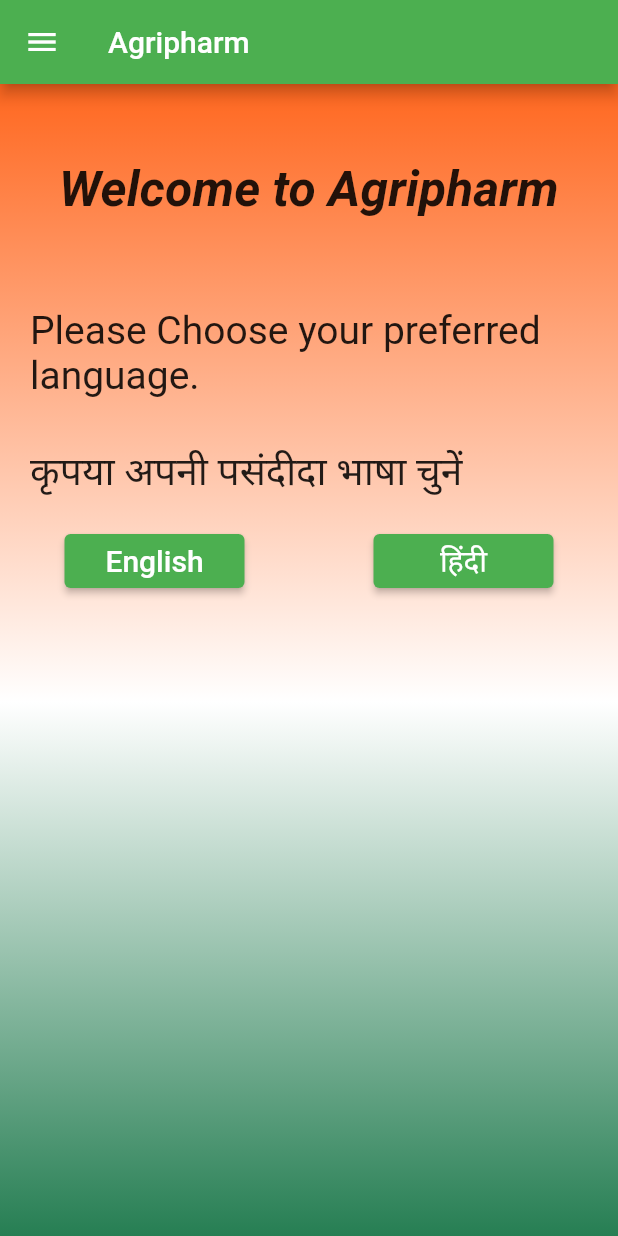
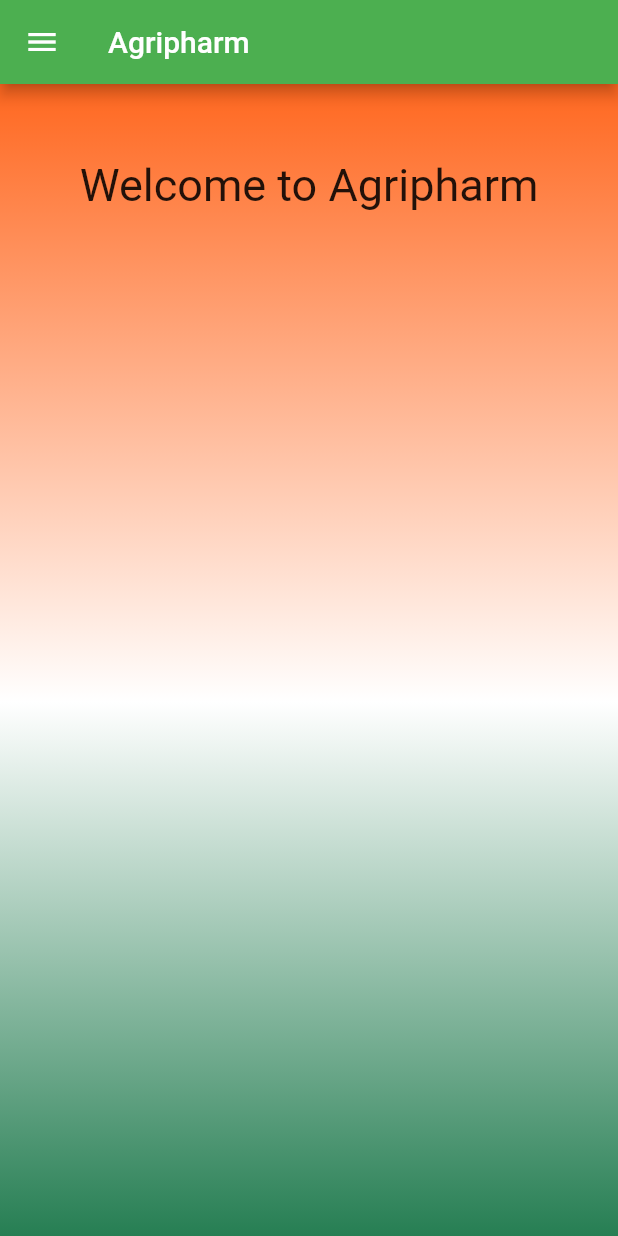
Before and after one commit to Sagar-Wadhwa-726/Agripharm-HackBVP, a Flutter app: the HomeScreen screen opened directly, on a phone screen of 412 x 824 dp. Run offline on Flutter 3.47's test engine with Material 2 defaults, Android fonts, the phone set to English and light mode, and no system bars; our stand-ins replace firebase_auth, firebase_core, flutter_riverpod; accounts and stored records are empty.

Commit message:
Minor Changes

```diff
--- a/lib/main.dart
+++ b/lib/main.dart
@@ -2,12 +2,13 @@
 import 'package:agripharm/screens/sign_in_screen.dart';
 import 'package:firebase_core/firebase_core.dart';
 import 'package:flutter/material.dart';
+import 'package:flutter_riverpod/flutter_riverpod.dart';
 
 void main() async {
   //Flutter needs to call native code before calling runApp, makes sure that you have an instance of the WidgetsBinding, which is required to use platform channels to call the native code. Basically this ensures that firebase is initialised before we run our application
   WidgetsFlutterBinding.ensureInitialized();
   await Firebase.initializeApp();
-  runApp(MyApp());
+  runApp(const ProviderScope(child: MyApp()));
 }
 
 class MyApp extends StatelessWidget {
--- a/lib/screens/login_home.dart
+++ b/lib/screens/login_home.dart
@@ -217,33 +217,11 @@ class _HomeScreenState extends State<HomeScreen> {
                 padding: EdgeInsets.fromLTRB(10, 50, 10, 40),
                 child: Text(
                   "Welcome to Agripharm",
-                  style: TextStyle(
-                      fontSize: 33,
-                      fontStyle: FontStyle.italic,
-                      fontWeight: FontWeight.bold),
+                  style: TextStyle(fontSize: 30),
                 ),
               ),
               Container(
                 padding: EdgeInsets.all(20),
-                child: Text(
-                  "Please Choose your preferred language. \n\nकृपया अपनी पसंदीदा भाषा चुनें",
-                  style: TextStyle(fontSize: 26),
-                ),
-              ),
-              Row(
-                mainAxisAlignment: MainAxisAlignment.spaceAround,
-                children: [
-                  ElevatedButton(
-                    onPressed: () {},
-                    style: ElevatedButton.styleFrom(fixedSize: Size(120, 30)),
-                    child: Text("English", style: TextStyle(fontSize: 20)),
-                  ),
-                  ElevatedButton(
-                    onPressed: () {},
-                    style: ElevatedButton.styleFrom(fixedSize: Size(120, 30)),
-                    child: Text("हिंदी", style: TextStyle(fontSize: 20)),
-                  ),
-                ],
               )
             ],
           ),
--- a/pubspec.yaml
+++ b/pubspec.yaml
@@ -37,6 +37,10 @@ dependencies:
   firebase_core: ^2.13.1
   fluttertoast: ^8.1.1
   url_launcher: ^6.1.5
+  dio: ^5.0.0
+  flutter_riverpod: ^1.0.3+1
+  freezed_annotation: ^2.1.0
+  cached_network_image: ^3.0.0
   intl: any
   flutter_localizations:
     sdk: flutter
@@ -55,6 +59,8 @@ dev_dependencies:
   flutter_qr_bar_scanner: ^3.0.2
   http: ^0.13.5
   flutter_barcode_scanner: ^2.0.0
+  build_runner: any
+  freezed: ^2.0.4
 
 # For information on the generic Dart part of this file, see the
 # following page: https://dart.dev/tools/pub/pubspec
```
Also changed, not shown: pubspec.lock, 1 other file.
